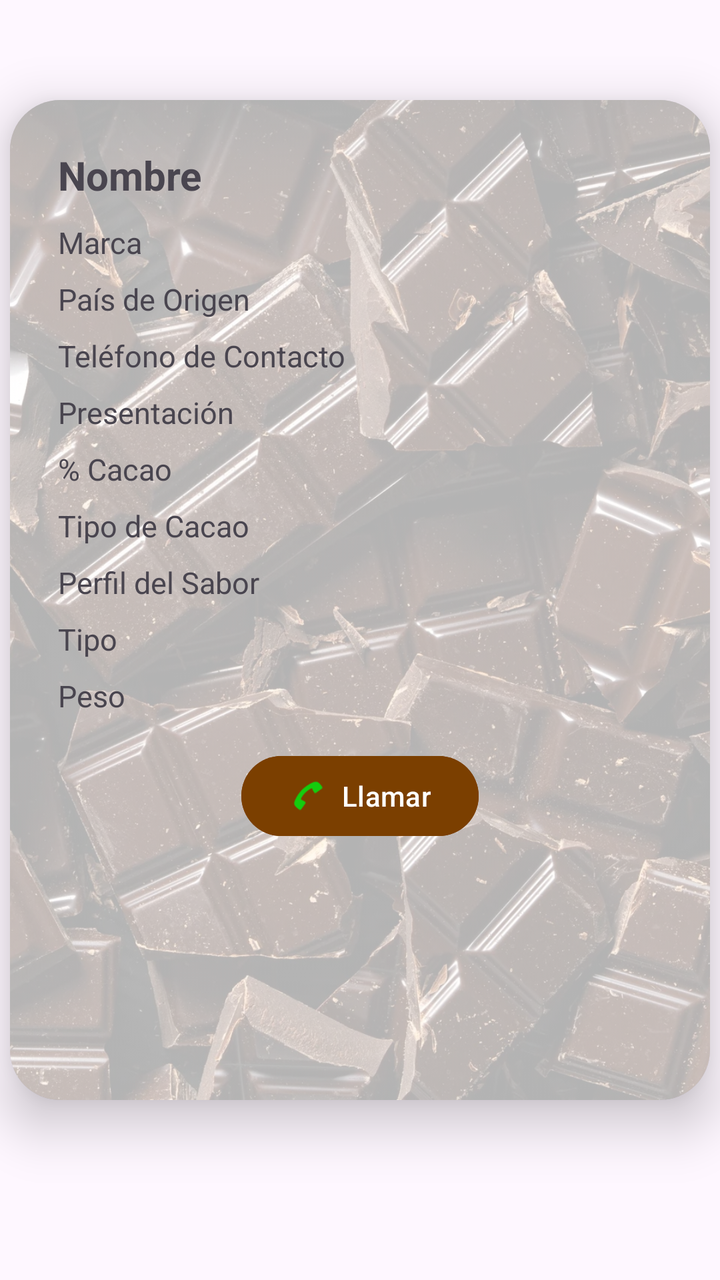
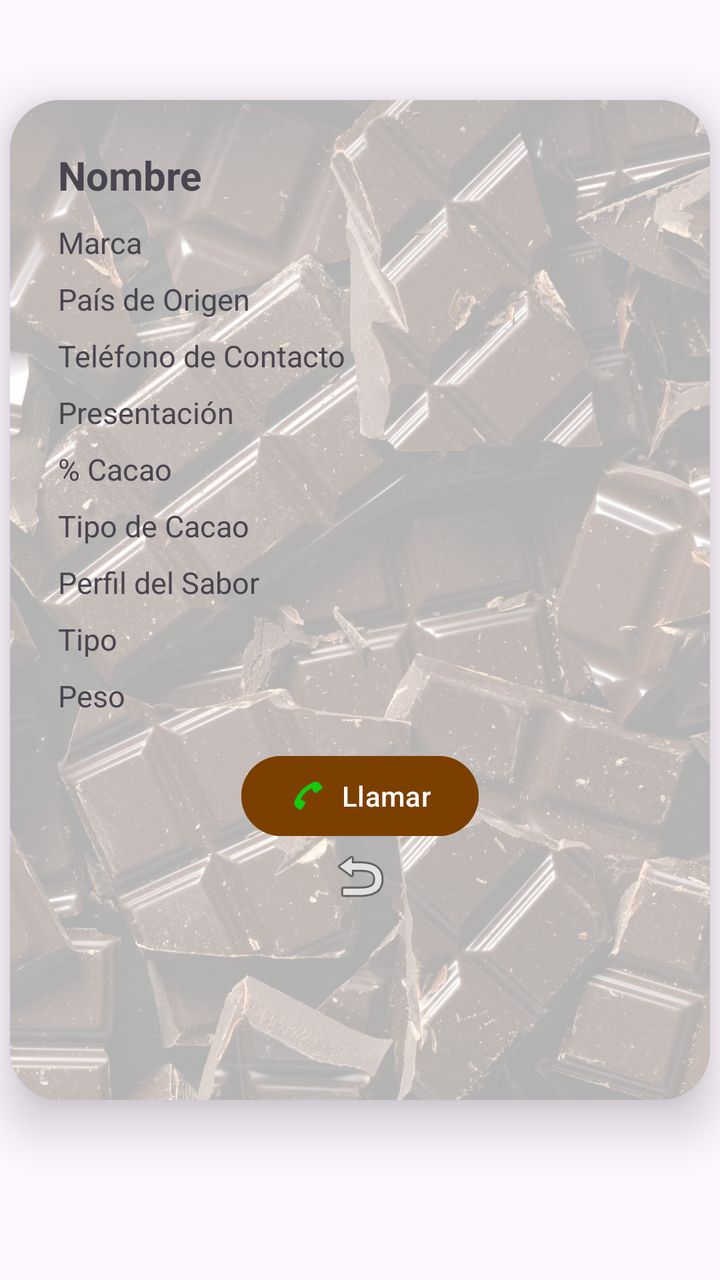

Screens rendered from an Android XML layout before and after an edit, with the pre-edit source and the edit as a unified diff.
<!-- AndroidManifest.xml: application theme Theme.Chocolate -->
<!-- res/layout/activity_tarjeta.xml -->
<?xml version="1.0" encoding="utf-8"?>
<LinearLayout xmlns:android="http://schemas.android.com/apk/res/android"
    xmlns:app="http://schemas.android.com/apk/res-auto"
    android:orientation="vertical"
    xmlns:tools="http://schemas.android.com/tools"
    android:id="@+id/main"
    android:layout_width="match_parent"
    android:layout_height="match_parent"
    tools:context=".tarjeta">

    <androidx.cardview.widget.CardView
        android:layout_width="350dp"
        android:layout_height="500dp"
        android:layout_gravity="center"
        app:cardElevation="15dp"
        app:cardCornerRadius="25dp"
        android:layout_marginTop="50dp">

        <ImageView
            android:layout_width="350dp"
            android:layout_height="500dp"
            android:src="@drawable/chocolate_imagen"
            android:scaleType="centerCrop"
            android:alpha="0.3"
            android:contentDescription="Imagen de fondo" />

        <LinearLayout
            android:layout_width="match_parent"
            android:layout_height="match_parent"
            android:orientation="vertical"
            android:gravity="center_horizontal"
            android:padding="24dp">

            <TextView
                android:id="@+id/tvNombre"
                android:layout_width="match_parent"
                android:layout_height="wrap_content"
                android:text="Nombre"
                android:textSize="20sp"
                android:textStyle="bold"
                android:layout_marginBottom="10dp" />

            <TextView
                android:id="@+id/tvMarca"
                android:layout_width="match_parent"
                android:layout_height="wrap_content"
                android:text="Marca"
                android:textSize="15sp"
                android:layout_marginBottom="8dp" />

            <TextView
                android:id="@+id/tvPaisOrigen"
                android:layout_width="match_parent"
                android:layout_height="wrap_content"
                android:text="País de Origen"
                android:textSize="15sp"
                android:layout_marginBottom="8dp" />

            <TextView
                android:id="@+id/tvTelefono"
                android:layout_width="match_parent"
                android:layout_height="wrap_content"
                android:text="Teléfono de Contacto"
                android:textSize="15sp"
                android:layout_marginBottom="8dp" />

            <TextView
                android:id="@+id/tvPresentacion"
                android:layout_width="match_parent"
                android:layout_height="wrap_content"
                android:text="Presentación"
                android:textSize="15sp"
                android:layout_marginBottom="8dp" />

            <TextView
                android:id="@+id/tvPorcentajeCacao"
                android:layout_width="match_parent"
                android:layout_height="wrap_content"
                android:text="% Cacao"
                android:textSize="15sp"
                android:layout_marginBottom="8dp" />

            <TextView
                android:id="@+id/tvTipoCacao"
                android:layout_width="match_parent"
                android:layout_height="wrap_content"
                android:text="Tipo de Cacao"
                android:textSize="15sp"
                android:layout_marginBottom="8dp" />

            <TextView
                android:id="@+id/tvPerfilSabor"
                android:layout_width="match_parent"
                android:layout_height="wrap_content"
                android:text="Perfil del Sabor"
                android:textSize="15sp"
                android:layout_marginBottom="8dp" />

            <TextView
                android:id="@+id/tvTipo"
                android:layout_width="match_parent"
                android:layout_height="wrap_content"
                android:text="Tipo"
                android:textSize="15sp"
                android:layout_marginBottom="8dp" />

            <TextView
                android:id="@+id/tvPeso"
                android:layout_width="match_parent"
                android:layout_height="wrap_content"
                android:text="Peso"
                android:textSize="15sp"
                android:layout_marginBottom="16dp" />


            <Button
                android:id="@+id/btn_llamar"
                android:layout_width="wrap_content"
                android:layout_height="wrap_content"
                android:text="Llamar"
                app:icon="@android:drawable/sym_action_call"
                app:iconTint = "#15cc0e"
                android:backgroundTint="#7B3F00"/>

        </LinearLayout>

    </androidx.cardview.widget.CardView>



</LinearLayout>
<!-- resources referenced by this layout -->
<resources>
  <!-- drawable chocolate_imagen: png bitmap (drawable, 457620 bytes) -->
  <style name="Theme.Chocolate" parent="Base.Theme.Chocolate" />
  <style name="Base.Theme.Chocolate" parent="Theme.Material3.DayNight.NoActionBar">
          
          
      </style>
</resources>

<!-- the commit's change to res/layout/activity_tarjeta.xml (unified diff, before → after) -->
@@ -111,8 +111,6 @@
                 android:text="Peso"
                 android:textSize="15sp"
                 android:layout_marginBottom="16dp" />
-
-
             <Button
                 android:id="@+id/btn_llamar"
                 android:layout_width="wrap_content"
@@ -121,6 +119,15 @@
                 app:icon="@android:drawable/sym_action_call"
                 app:iconTint = "#15cc0e"
                 android:backgroundTint="#7B3F00"/>
+            <ImageButton
+                android:id="@+id/btnRegresar"
+                android:layout_width="wrap_content"
+                android:layout_height="wrap_content"
+                android:src="@android:drawable/ic_menu_revert"
+                android:background="?attr/selectableItemBackgroundBorderless"
+                android:contentDescription="Regresar" />
+
+
 
         </LinearLayout>
 
